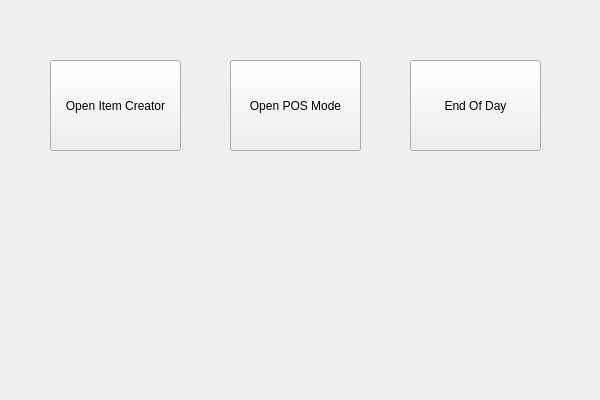
First picture: the form in BestoPOSo.ui, repository Ciccio526/BestoPOSo, before the edit.
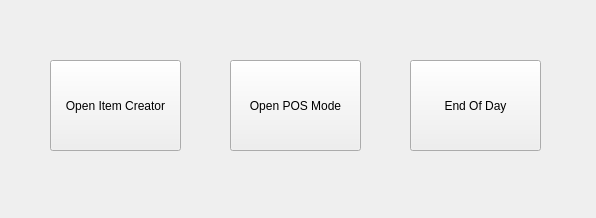
Second picture: the form after the edit.

```diff
--- a/BestoPOSo.ui
+++ b/BestoPOSo.ui
@@ -6,8 +6,8 @@
    <rect>
     <x>0</x>
     <y>0</y>
-    <width>600</width>
-    <height>400</height>
+    <width>596</width>
+    <height>218</height>
    </rect>
   </property>
   <property name="windowTitle">
```
